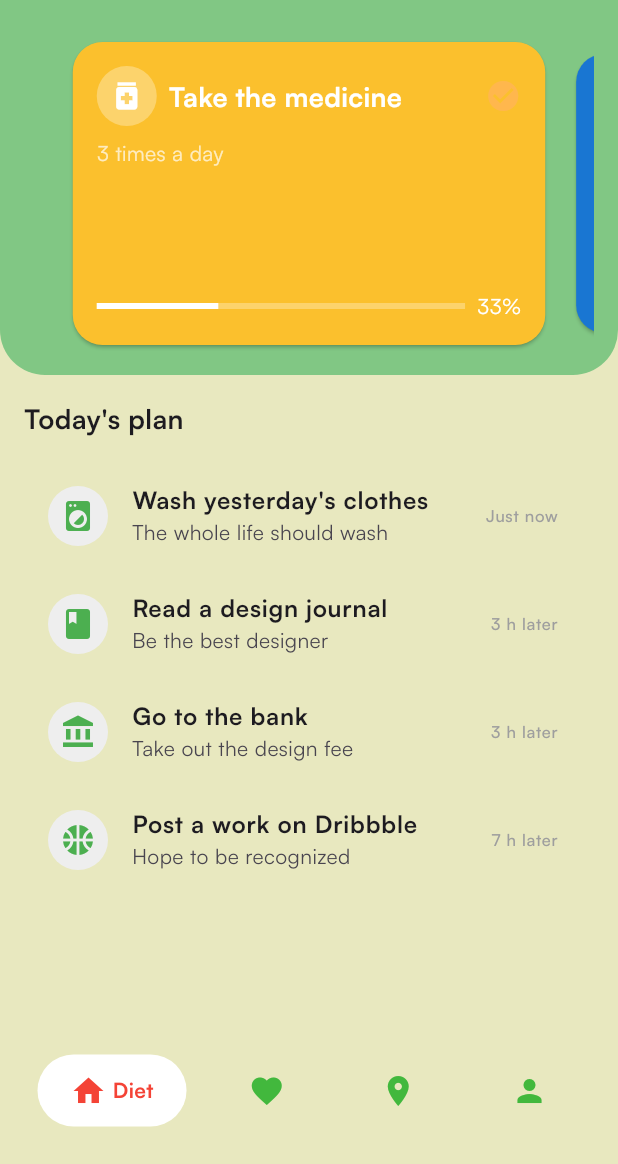
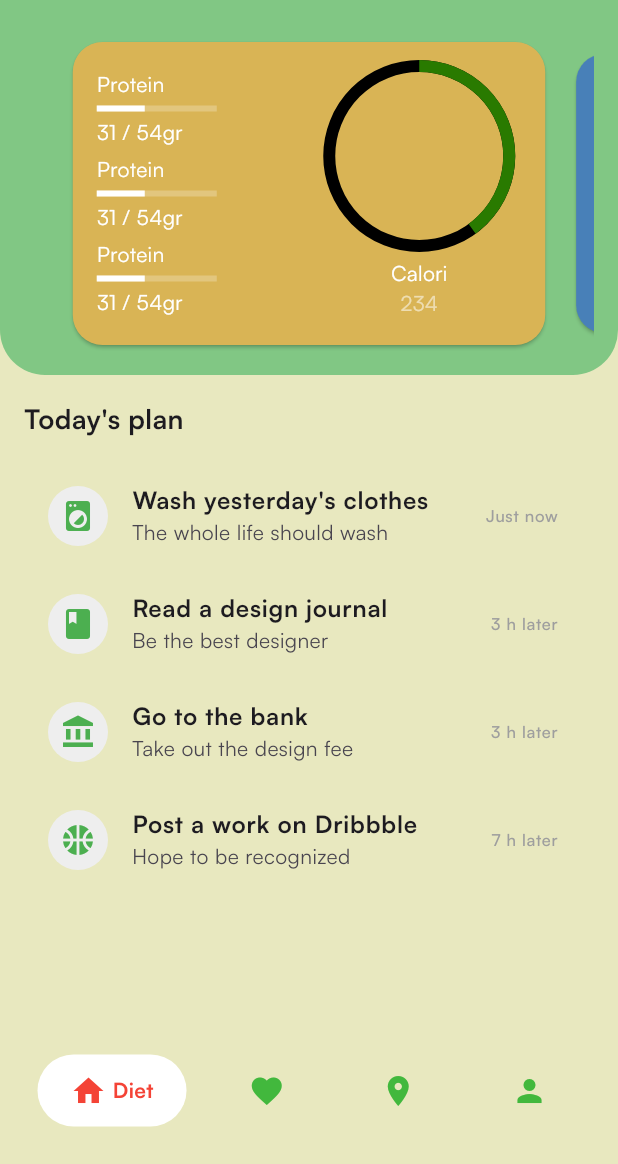
Before and after one commit to KamalAbdullayev0/NutriFit, a Flutter app: the DietPageWidget screen opened by its route, on a phone screen of 412 x 824 dp, the part 72-1236 px from its top. Run offline on Flutter 3.47's test engine with Material 3 defaults, Android fonts, the phone set to English and light mode, and no system bars; drawn by our look-alikes of google_nav_bar; our stand-ins replace auto_route, bloc, cloud_firestore, dartz, firebase_auth, firebase_core and 4 more; accounts and stored records are empty.

Commit message:
card changed

```diff
--- a/lib/common/widgets/progress_indicator/progress_indicator.dart
+++ b/lib/common/widgets/progress_indicator/progress_indicator.dart
@@ -24,7 +24,9 @@ class ProgressIndicatorWidget extends StatelessWidget {
           child: CircularProgressIndicator(
             value: value,
             backgroundColor: Colors.black,
-            valueColor: const AlwaysStoppedAnimation<Color>(Colors.greenAccent),
+            strokeWidth: 8.0,
+            valueColor: const AlwaysStoppedAnimation<Color>(
+                Color.fromARGB(255, 41, 122, 0)),
           ),
         ),
         const SizedBox(height: 8.0),
--- a/lib/presentation/home_pages/diet/pages/diet_page.dart
+++ b/lib/presentation/home_pages/diet/pages/diet_page.dart
@@ -1,5 +1,7 @@
 import 'package:flutter/material.dart';
 import 'package:auto_route/auto_route.dart';
+import 'package:nutri_fit/common/widgets/macro_info_widget/macro_info_widget.dart';
+import 'package:nutri_fit/common/widgets/progress_indicator/progress_indicator.dart';
 import 'package:nutri_fit/common/widgets/root_appbar/root_appbar.dart';
 import 'package:nutri_fit/core/configs/assets/app_images.dart';
 import 'package:nutri_fit/presentation/home_pages/diet/bloc/diet_bloc.dart';
@@ -18,32 +20,25 @@ class _SportPageWidgetState extends State<DietPageWidget> {
 
   final List<Map<String, dynamic>> cards = [
     {
-      'color': Colors.yellow[700],
+      'color': const Color.fromARGB(255, 217, 180, 85),
       'number': 'Take the medicine',
       'type': '3 times a day',
       'progress': 0.33,
       'icon': Icons.medication,
     },
     {
-      'color': Colors.blue[700],
+      'color': const Color.fromARGB(255, 72, 128, 184),
       'number': 'Music lessons',
       'type': 'Every Monday',
       'progress': 0.1,
       'icon': Icons.music_note,
     },
     {
-      'color': Colors.green[700],
+      'color': const Color.fromARGB(255, 173, 105, 199),
       'number': 'Exercise',
       'type': '1 hour daily',
       'progress': 0.5,
       'icon': Icons.fitness_center,
-    },
-    {
-      'color': Colors.red[700],
-      'number': 'Drink water',
-      'type': '8 glasses daily',
-      'progress': null,
-      'icon': Icons.local_drink,
     },
   ];
 
@@ -86,61 +81,40 @@ class _SportPageWidgetState extends State<DietPageWidget> {
                         ),
                         child: Padding(
                           padding: const EdgeInsets.all(16.0),
-                          child: Column(
+                          child: Row(
                             crossAxisAlignment: CrossAxisAlignment.start,
                             children: [
-                              Row(
+                              Column(
+                                mainAxisAlignment:
+                                    MainAxisAlignment.spaceAround,
                                 children: [
-                                  CircleAvatar(
-                                    backgroundColor:
-                                        Colors.white.withOpacity(0.3),
-                                    child: Icon(
-                                      cards[index]['icon'],
-                                      color: Colors.white,
-                                    ),
+                                  MacroInfoWidget(
+                                    label: 'Protein',
+                                    progress: 0.4,
+                                    value: '31 / 54gr',
                                   ),
-                                  const SizedBox(width: 8),
-                                  Expanded(
-                                    child: Text(
-                                      cards[index]['number'],
-                                      style: const TextStyle(
-                                        fontSize: 18,
-                                        color: Colors.white,
-                                        fontWeight: FontWeight.bold,
-                                      ),
-                                    ),
+                                  MacroInfoWidget(
+                                    label: 'Protein',
+                                    progress: 0.4,
+                                    value: '31 / 54gr',
                                   ),
-                                  Icon(
-                                    Icons.check_circle,
-                                    color: Colors.orange[300],
+                                  MacroInfoWidget(
+                                    label: 'Protein',
+                                    progress: 0.4,
+                                    value: '31 / 54gr',
                                   ),
                                 ],
                               ),
-                              const SizedBox(height: 8),
-                              Text(
-                                cards[index]['type'],
-                                style: const TextStyle(
-                                  fontSize: 14,
-                                  color: Colors.white70,
-                                ),
-                              ),
-                              const Spacer(),
+                              const SizedBox(width: 75),
                               Row(
+                                mainAxisAlignment: MainAxisAlignment.center,
+                                crossAxisAlignment: CrossAxisAlignment.center,
                                 children: [
-                                  Expanded(
-                                    child: LinearProgressIndicator(
-                                      value: cards[index]['progress'] ?? 0.0,
-                                      backgroundColor:
-                                          Colors.white.withOpacity(0.3),
-                                      valueColor:
-                                          const AlwaysStoppedAnimation<Color>(
-                                              Colors.white),
-                                    ),
-                                  ),
-                                  const SizedBox(width: 8),
-                                  Text(
-                                    '${((cards[index]['progress'] ?? 0) * 100).toInt()}%',
-                                    style: const TextStyle(color: Colors.white),
+                                  ProgressIndicatorWidget(
+                                    label: 'Calori',
+                                    progress: '234',
+                                    value: 0.4,
+                                    height: 120,
                                   ),
                                 ],
                               ),
```
Also changed, not shown: lib/presentation/home_pages/profile/profil_page.dart (+60 -121 lines).
